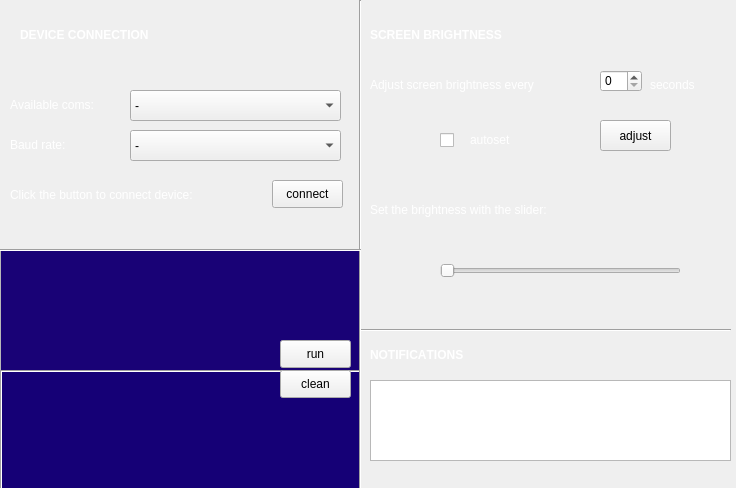
The window that Application/GUI.ui (jestemlidzia/Light_Sensor_BH1750_with_Desktop_App) describes before a commit, drawn with Qt 5.
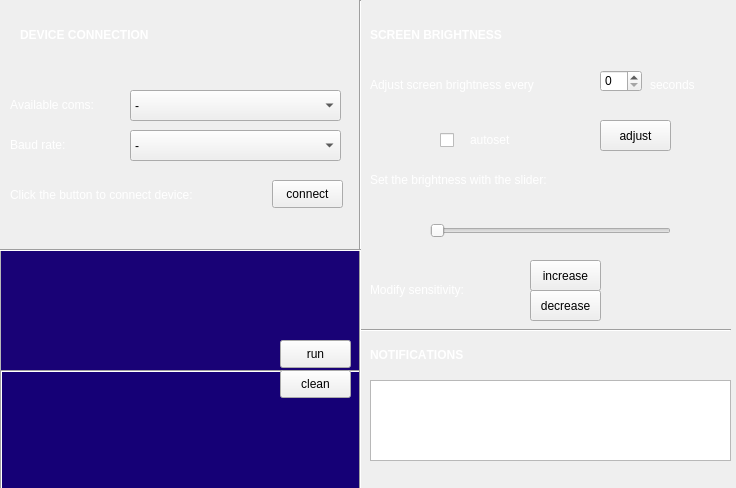
The same window after the commit.

Diff of the .ui file:
```diff
--- a/Application/GUI.ui
+++ b/Application/GUI.ui
@@ -133,8 +133,8 @@
   <widget class="QSlider" name="brightslider">
    <property name="geometry">
     <rect>
-     <x>440</x>
-     <y>240</y>
+     <x>430</x>
+     <y>200</y>
      <width>241</width>
      <height>61</height>
     </rect>
@@ -147,7 +147,7 @@
    <property name="geometry">
     <rect>
      <x>370</x>
-     <y>180</y>
+     <y>150</y>
      <width>331</width>
      <height>61</height>
     </rect>
@@ -535,6 +535,48 @@
     <enum>Qt::RichText</enum>
    </property>
   </widget>
+  <widget class="QLabel" name="sensitivity">
+   <property name="geometry">
+    <rect>
+     <x>370</x>
+     <y>260</y>
+     <width>141</width>
+     <height>61</height>
+    </rect>
+   </property>
+   <property name="text">
+    <string>&lt;html&gt;&lt;head/&gt;&lt;body&gt;&lt;p&gt;&lt;span style=&quot; color:#ffffff;&quot;&gt;Modify sensitivity:&lt;/span&gt;&lt;/p&gt;&lt;/body&gt;&lt;/html&gt;</string>
+   </property>
+   <property name="textFormat">
+    <enum>Qt::RichText</enum>
+   </property>
+  </widget>
+  <widget class="QPushButton" name="increasebtn">
+   <property name="geometry">
+    <rect>
+     <x>530</x>
+     <y>260</y>
+     <width>71</width>
+     <height>31</height>
+    </rect>
+   </property>
+   <property name="text">
+    <string>increase</string>
+   </property>
+  </widget>
+  <widget class="QPushButton" name="decreasebtn">
+   <property name="geometry">
+    <rect>
+     <x>530</x>
+     <y>290</y>
+     <width>71</width>
+     <height>31</height>
+    </rect>
+   </property>
+   <property name="text">
+    <string>decrease</string>
+   </property>
+  </widget>
   <zorder>command</zorder>
   <zorder>output</zorder>
   <zorder>line_3</zorder>
```
Left out of the diff: 3 changed lines with no effect on the pictures.
